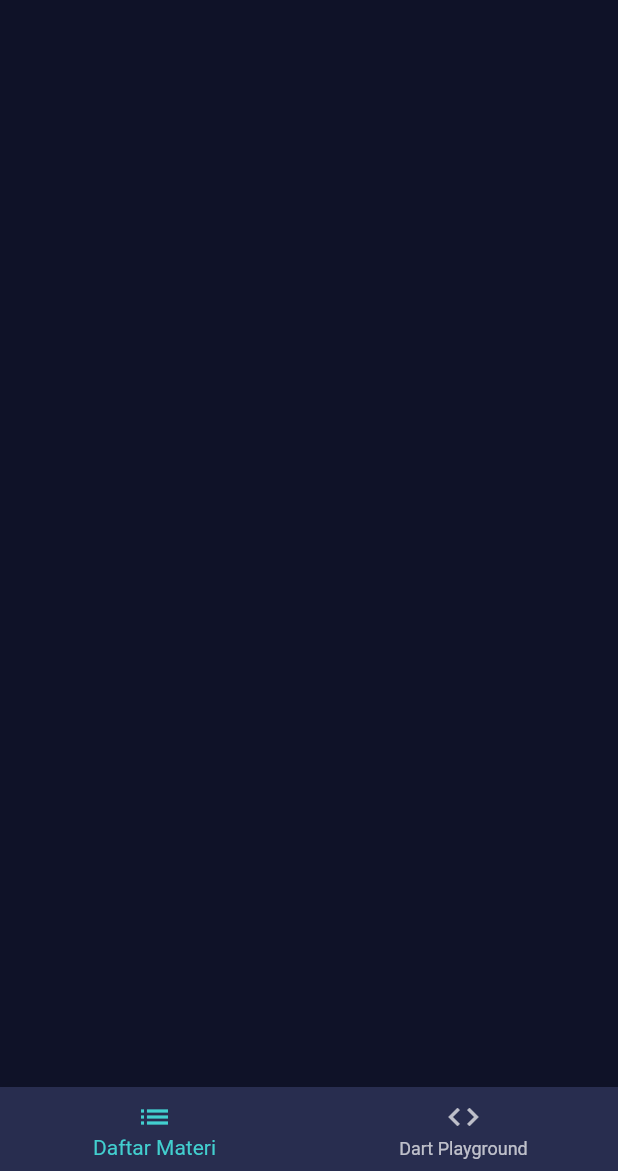
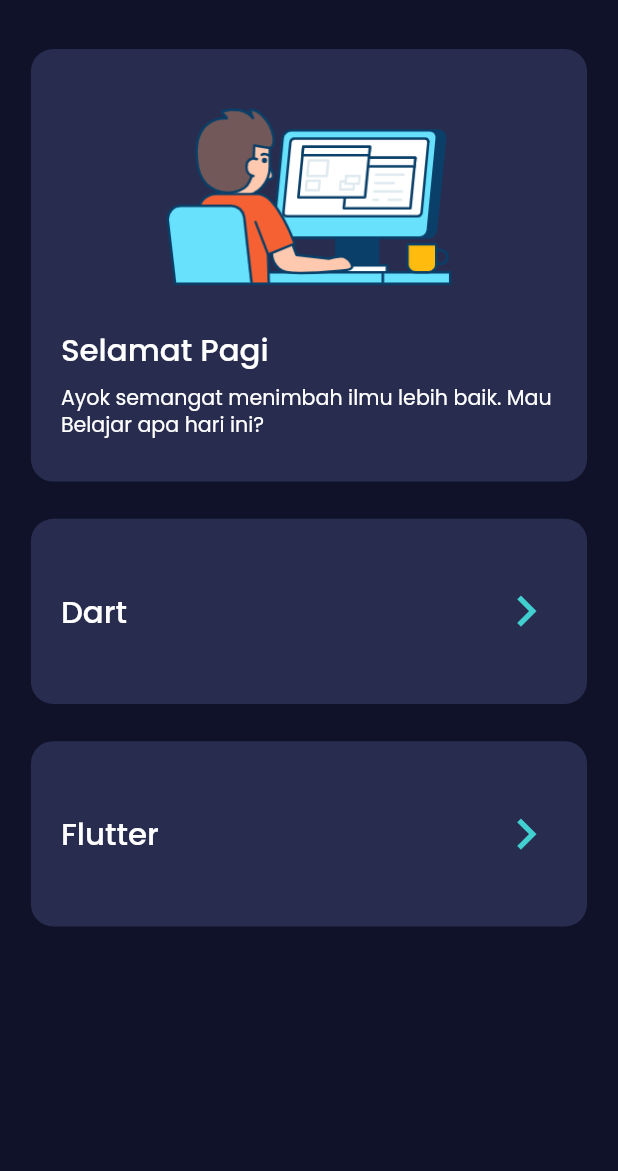
Before and after one commit to proximitycloud33/fluttering-with-you, a Flutter app: the screen it shows after launch, on a phone screen of 412 x 824 dp, the part 65-1236 px from its top. Run offline on Flutter 3.47's test engine with Material 2 defaults, Android fonts, the phone set to English and light mode, and no system bars; our stand-ins replace cloud_firestore, firebase_core, flutter_highlight, google_fonts, sizer, tuple; missing offline and left inert: code_text_field, flutter_quill, highlight; accounts and stored records are empty.

Commit message:
Add new home_screen and tab_screen

```diff
--- a/lib/main.dart
+++ b/lib/main.dart
@@ -1,14 +1,15 @@
 import 'package:flutter/material.dart';
 // screen & widgets
-import 'package:fluttering_with_you/screens/detail_screen.dart';
+
+import 'package:fluttering_with_you/screens/list_material_screen.dart';
+import 'package:fluttering_with_you/screens/code_editor_screen.dart';
+import 'package:fluttering_with_you/screens/tab_screen.dart';
+import 'package:fluttering_with_you/widget/tab_item.dart';
 import 'package:fluttering_with_you/screens/home_screen.dart';
-import 'package:fluttering_with_you/screens/code_editor_screen.dart';
-import 'package:fluttering_with_you/widget/tab_item.dart';
 // packages
 import 'package:sizer/sizer.dart';
 // firstore
 import 'package:firebase_core/firebase_core.dart';
-import 'package:cloud_firestore/cloud_firestore.dart';
 
 void main() async {
   WidgetsFlutterBinding.ensureInitialized();
@@ -24,39 +25,12 @@ class MyApp extends StatefulWidget {
 }
 
 class _MyAppState extends State<MyApp> {
-  int _selectedIndex = 0;
-  void _onItemTapped(int index) {
-    setState(() {
-      _selectedIndex = index;
-    });
-  }
-
-  static const List<Widget> _widget = [
-    HomeScreen(),
-    CodeEditorScreen(),
-  ];
   @override
   Widget build(BuildContext context) {
     return Sizer(
       builder: (context, orientation, deviceType) {
         return MaterialApp(
-          title: 'Fluttering With You',
-          home: SafeArea(
-            child: Scaffold(
-              // indexed stack
-              body: IndexedStack(
-                index: _selectedIndex,
-                children: const [
-                  HomeScreen(),
-                  CodeEditorScreen(),
-                ],
-              ),
-              bottomNavigationBar: myBottomNavigationBar(
-                selectedIndex: _selectedIndex,
-                onItemTapped: _onItemTapped,
-              ),
-            ),
-          ),
+          home: HomeScreen(),
         );
       },
     );
--- a/lib/model/post_result_model.dart
+++ b/lib/model/post_result_model.dart
@@ -52,7 +52,8 @@ class PostResult {
       var jsonObject = json.decode(apiResult.body);
       return PostResult.createPostResult(jsonObject);
     } else {
-      throw Exception('Failed to connect to the server');
+      var jsonObject = json.decode(apiResult.body);
+      return PostResult.createPostResult(jsonObject);
     }
   }
 }
--- a/lib/screens/home_screen.dart
+++ b/lib/screens/home_screen.dart
@@ -1,13 +1,24 @@
 import 'package:flutter/material.dart';
-import 'package:fluttering_with_you/screens/detail_screen.dart';
+import 'package:fluttering_with_you/screens/material_detail_screen.dart';
 import 'package:fluttering_with_you/utils/constants.dart';
 import 'package:fluttering_with_you/utils/styles.dart';
 import 'package:sizer/sizer.dart';
 import 'package:firebase_core/firebase_core.dart';
 import 'package:cloud_firestore/cloud_firestore.dart';
+import 'package:fluttering_with_you/screens/list_material_screen.dart';
 
 class HomeScreen extends StatelessWidget {
   const HomeScreen({Key? key}) : super(key: key);
+  String greeting() {
+    var hour = DateTime.now().hour;
+    if (hour < 12) {
+      return 'Pagi';
+    }
+    if (hour < 17) {
+      return 'Siang';
+    }
+    return 'Malam';
+  }
 
   @override
   Widget build(BuildContext context) {
@@ -21,65 +32,121 @@ class HomeScreen extends StatelessWidget {
         backgroundColor: AppColor.primaryColor,
       ),
       backgroundColor: AppColor.primaryColor,
-      body: StreamBuilder<QuerySnapshot<Map<String, dynamic>>>(
-        stream: FirebaseFirestore.instance
-            .collection('material')
-            .withConverter<Map<String, dynamic>>(
-              fromFirestore: (snapshot, options) =>
-                  snapshot.data() ?? Map<String, dynamic>(),
-              toFirestore: (value, options) => Map<String, dynamic>.from(value),
-            )
-            .snapshots(),
-        builder: (context, snapshot) {
-          int? itemLength = snapshot.data?.docs.length;
-          if (snapshot.hasData) {
-            return ListView.builder(
-              itemCount: itemLength,
-              itemBuilder: (context, index) {
-                Map<String, dynamic> docs = snapshot.data!.docs[index].data();
-                return Padding(
-                  padding:
-                      EdgeInsets.symmetric(vertical: 10.0, horizontal: 8.0),
-                  child: GestureDetector(
+      body: Container(
+        width: double.infinity,
+        height: double.infinity,
+        child: Padding(
+          padding: const EdgeInsets.symmetric(horizontal: 10.0, vertical: 20.0),
+          child: Column(
+            crossAxisAlignment: CrossAxisAlignment.center,
+            children: [
+              Container(
+                width: 90.w,
+                height: 35.h,
+                child: Padding(
+                  padding: const EdgeInsets.all(20.0),
+                  child: Column(
+                    crossAxisAlignment: CrossAxisAlignment.start,
+                    children: [
+                      Container(
+                        width: 100.w,
+                        height: 20.h,
+                        child: Image.asset(
+                          'lib/assets/images/Coding_Outline.png',
+                          width: 100.w,
+                          height: 100.h,
+                          fit: BoxFit.cover,
+                        ),
+                      ),
+                      Text(
+                        'Selamat ${greeting()}',
+                        style: ThemeText.headingOne,
+                      ),
+                      SizedBox(height: 1.h),
+                      Text(
+                        'Ayok semangat menimbah ilmu lebih baik. Mau Belajar apa hari ini?',
+                        style: ThemeText.paragraph,
+                      ),
+                    ],
+                  ),
+                ),
+                decoration: BoxDecoration(
+                  color: AppColor.secondaryColor,
+                  borderRadius: BorderRadius.circular(15.0),
+                ),
+              ),
+              SizedBox(height: 3.h),
+              InkWell(
                 onTap: () {
                   Navigator.push(context, MaterialPageRoute(
                     builder: (context) {
-                          return DetailScreen(
-                            materialControllerText: docs['material'],
-                            title: docs['title'],
-                          );
+                      return ListMaterialScreen();
                     },
                   ));
                 },
+                child: Ink(
+                  decoration: BoxDecoration(
+                    color: AppColor.secondaryColor,
+                    borderRadius: BorderRadius.circular(15.0),
+                  ),
                   child: Container(
-                      width: 100.h,
-                      height: 35.w,
-                      margin: const EdgeInsets.symmetric(horizontal: 20.0),
-                      decoration: const BoxDecoration(
-                        color: AppColor.secondaryColor,
-                        borderRadius: BorderRadius.all(
-                          Radius.circular(7.0),
+                    width: 90.w,
+                    height: 15.h,
+                    child: Align(
+                      alignment: Alignment.center,
+                      child: Padding(
+                        padding: const EdgeInsets.all(20.0),
+                        child: Row(
+                          mainAxisAlignment: MainAxisAlignment.spaceBetween,
+                          children: [
+                            Text(
+                              'Dart',
+                              style: ThemeText.headingOne,
+                            ),
+                            Icon(
+                              Icons.chevron_right,
+                              color: AppColor.accentColor,
+                              size: 10.w,
+                            )
+                          ],
                         ),
                       ),
-                      child: Column(
+                    ),
+                  ),
+                ),
+              ),
+              SizedBox(height: 3.h),
+              InkWell(
+                onTap: () {},
+                child: Ink(
+                  decoration: BoxDecoration(
+                    color: AppColor.secondaryColor,
+                    borderRadius: BorderRadius.circular(15.0),
+                  ),
+                  child: Container(
+                    width: 90.w,
+                    height: 15.h,
+                    child: Align(
+                      alignment: Alignment.center,
+                      child: Padding(
+                        padding: const EdgeInsets.all(20.0),
+                        child: Row(
+                          mainAxisAlignment: MainAxisAlignment.spaceBetween,
                           children: [
-                          Container(
-                            margin: const EdgeInsets.symmetric(
-                              horizontal: 20.0,
-                              vertical: 10.0,
+                            Text(
+                              'Flutter',
+                              style: ThemeText.headingOne,
                             ),
-                            child: Column(
-                              crossAxisAlignment: CrossAxisAlignment.start,
-                              children: [
-                                Text(docs['title'],
-                                    style: ThemeText.headingOne),
-                                SizedBox(height: 5.0),
-                                Text(
-                                  docs['description'],
-                                  style: ThemeText.paragraph,
-                                  // overflow: TextOverflow.ellipsis,
+                            Icon(
+                              Icons.chevron_right,
+                              color: AppColor.accentColor,
+                              size: 10.w,
+                            )
+                          ],
                         ),
-                              ],
+                      ),
+                    ),
+                  ),
                 ),
               ),
             ],
@@ -87,13 +154,5 @@ class HomeScreen extends StatelessWidget {
         ),
       ),
     );
-              },
-            );
-          } else {
-            return Text('No Data', style: ThemeText.paragraph);
-          }
-        },
-      ),
-    );
   }
 }
--- a/lib/utils/styles.dart
+++ b/lib/utils/styles.dart
@@ -13,6 +13,15 @@ abstract class ThemeText {
     color: Colors.white,
     fontSize: 10.sp,
     fontWeight: FontWeight.w400,
-    height: 2,
+    height: 1.3,
+  );
+  static TextStyle material = TextStyle(
+    fontFamily: 'Poppins',
+    color: Colors.white,
+    fontSize: 11.sp,
+    fontWeight: FontWeight.w400,
+    height: 1.5,
+    wordSpacing: 0.8,
+    letterSpacing: 0.3,
   );
 }
--- a/pubspec.yaml
+++ b/pubspec.yaml
@@ -42,6 +42,8 @@ dependencies:
   code_text_field: ^1.0.2
   http: ^0.13.4
   flutter_quill: ^2.0.20
+  tuple: ^2.0.0
+  google_fonts: ^2.1.0
 
 dev_dependencies:
   flutter_test:
```
Also changed, not shown: lib/screens/code_editor_screen.dart (+7 -2 lines), lib/screens/detail_screen.dart (deleted, +0 -57 lines), lib/screens/list_material_screen.dart (added, +147 -0 lines), lib/screens/material_detail_screen.dart (added, +114 -0 lines), lib/screens/tab_screen.dart (added, +84 -0 lines), lib/assets/images/Coding_Outline.png (added), lib/assets/images/Testing.jpg (deleted), lib/assets/images/Web 1920 – 1.jpg (deleted), lib/assets/images/Web 1920 – 1@2x.jpg (deleted), pubspec.lock. Lines whose indentation alone changed are shown as unchanged.
